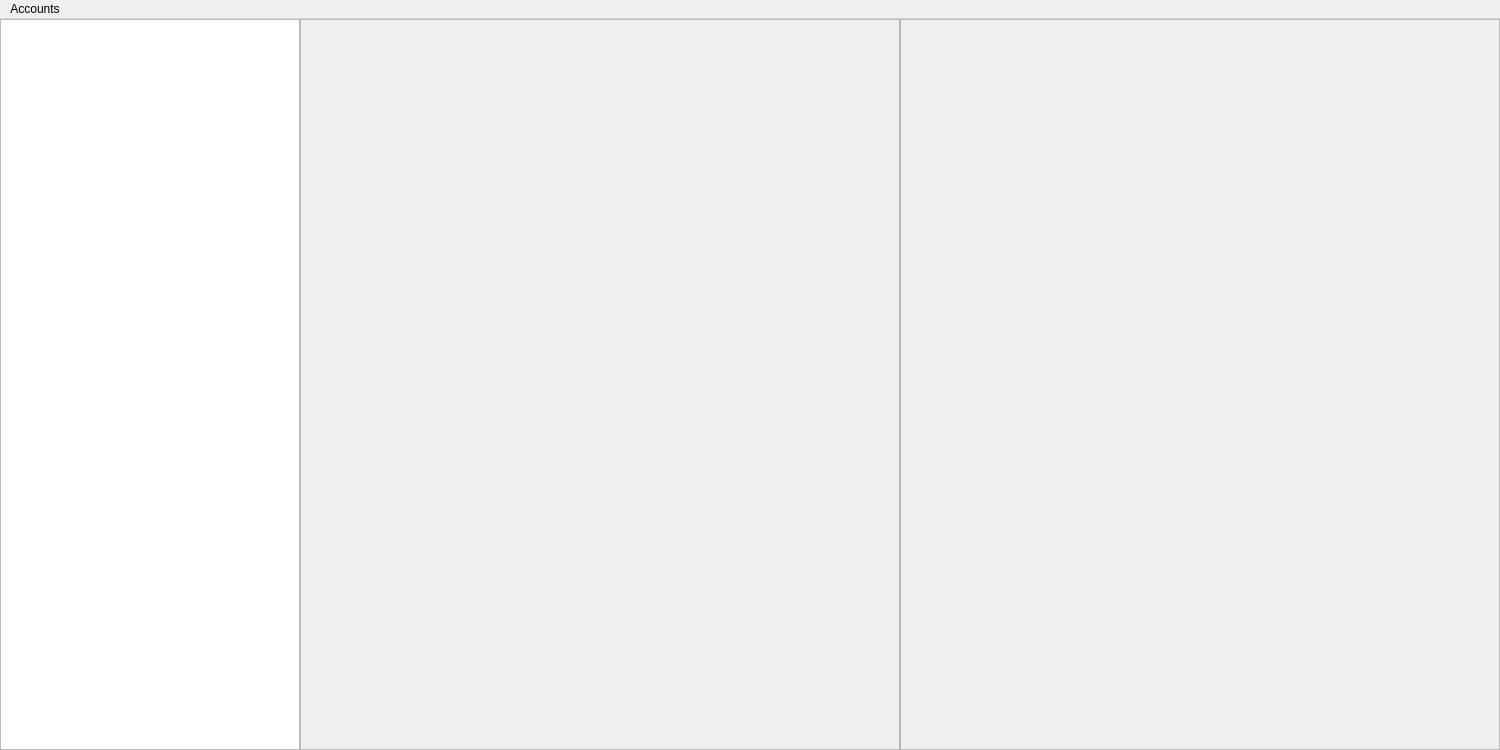
The window that mainwindow.ui (ktbloomq/rss) describes before a commit, drawn with Qt 5.
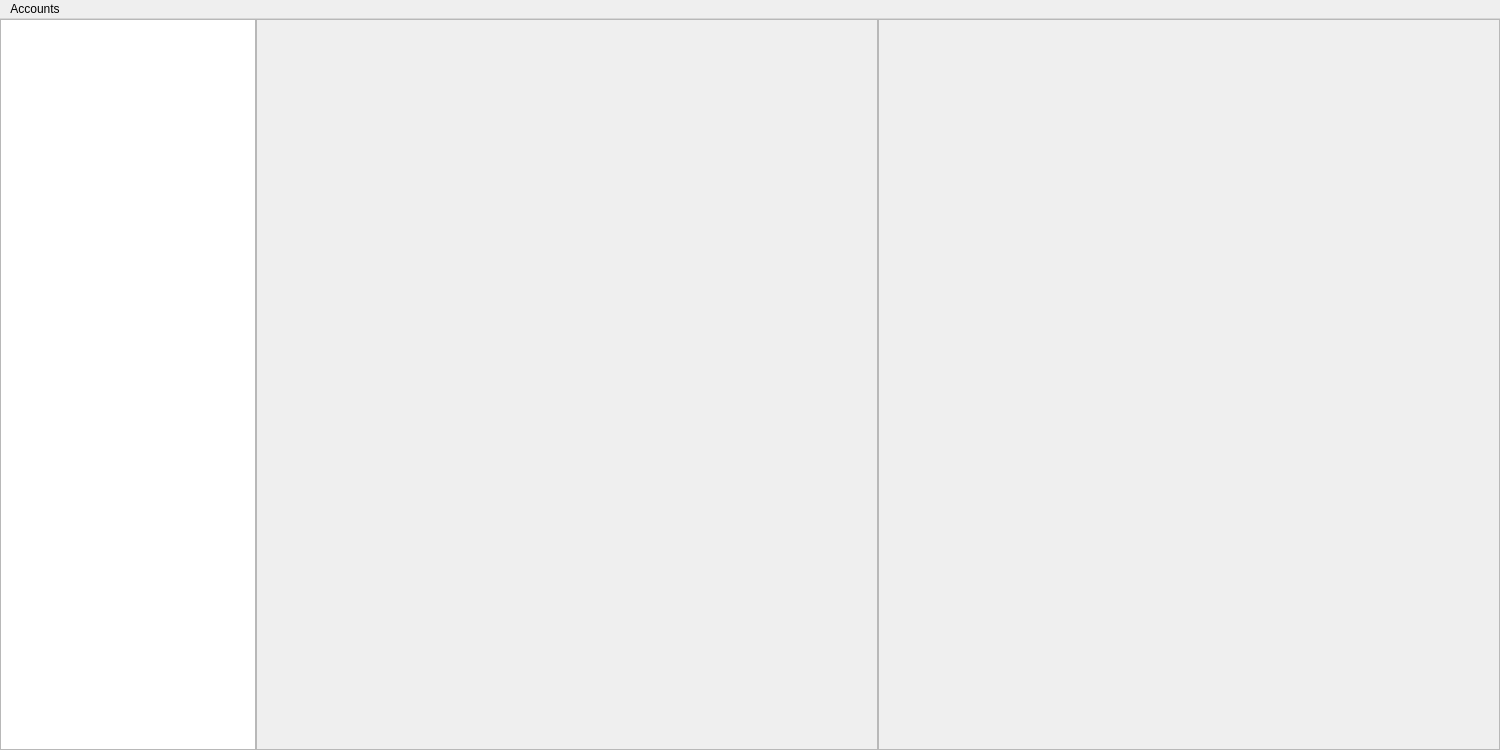
The same window after the commit.

Diff of the .ui file:
```diff
--- a/mainwindow.ui
+++ b/mainwindow.ui
@@ -14,7 +14,7 @@
    <string>MainWindow</string>
   </property>
   <widget class="QWidget" name="centralwidget">
-   <layout class="QHBoxLayout" name="horizontalLayout" stretch="1,2,2">
+   <layout class="QHBoxLayout" name="horizontalLayout" stretch="0,0,0">
     <property name="spacing">
      <number>0</number>
     </property>
@@ -33,7 +33,7 @@
     <item>
      <widget class="QTreeWidget" name="feedsWidget">
       <property name="sizePolicy">
-       <sizepolicy hsizetype="Expanding" vsizetype="Expanding">
+       <sizepolicy hsizetype="Fixed" vsizetype="Expanding">
         <horstretch>0</horstretch>
         <verstretch>0</verstretch>
        </sizepolicy>
@@ -50,6 +50,12 @@
     </item>
     <item>
      <widget class="QScrollArea" name="scrollposts">
+      <property name="sizePolicy">
+       <sizepolicy hsizetype="Minimum" vsizetype="Expanding">
+        <horstretch>0</horstretch>
+        <verstretch>0</verstretch>
+       </sizepolicy>
+      </property>
       <property name="widgetResizable">
        <bool>true</bool>
       </property>
@@ -58,7 +64,7 @@
         <rect>
          <x>0</x>
          <y>0</y>
-         <width>600</width>
+         <width>622</width>
          <height>720</height>
         </rect>
        </property>
@@ -87,6 +93,12 @@
     </item>
     <item>
      <widget class="QScrollArea" name="scrollArticle">
+      <property name="sizePolicy">
+       <sizepolicy hsizetype="Minimum" vsizetype="Expanding">
+        <horstretch>0</horstretch>
+        <verstretch>0</verstretch>
+       </sizepolicy>
+      </property>
       <property name="widgetResizable">
        <bool>true</bool>
       </property>
@@ -98,10 +110,16 @@
         <rect>
          <x>0</x>
          <y>0</y>
-         <width>600</width>
+         <width>622</width>
          <height>720</height>
         </rect>
        </property>
+       <property name="sizePolicy">
+        <sizepolicy hsizetype="Preferred" vsizetype="Preferred">
+         <horstretch>0</horstretch>
+         <verstretch>0</verstretch>
+        </sizepolicy>
+       </property>
        <layout class="QVBoxLayout" name="verticalLayout_2">
         <property name="spacing">
          <number>0</number>
```
